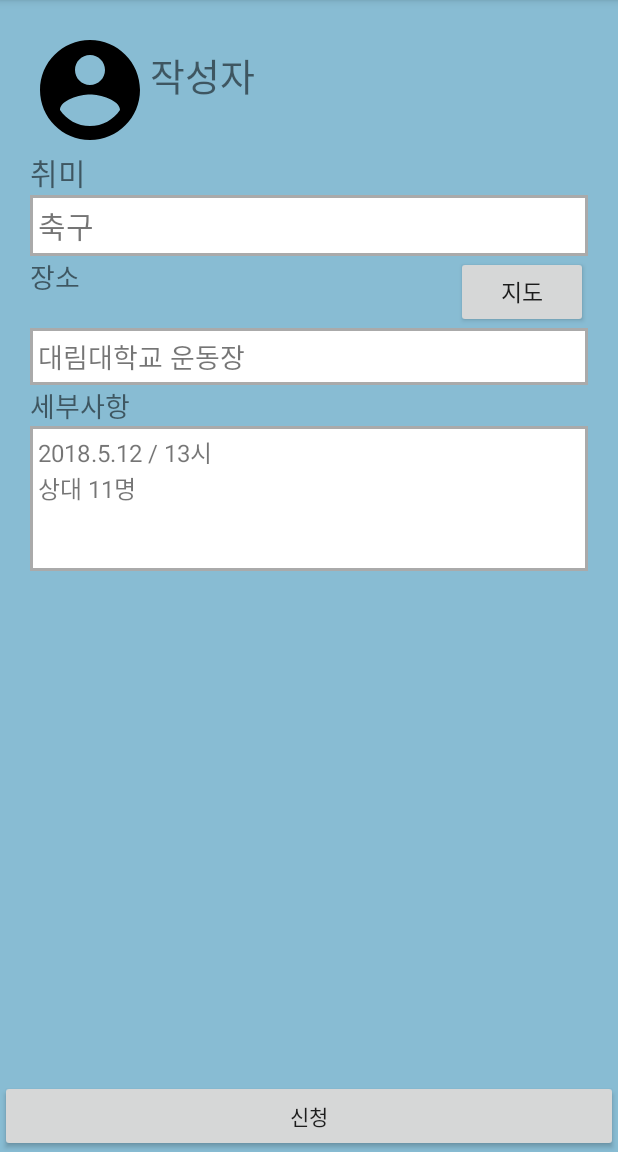
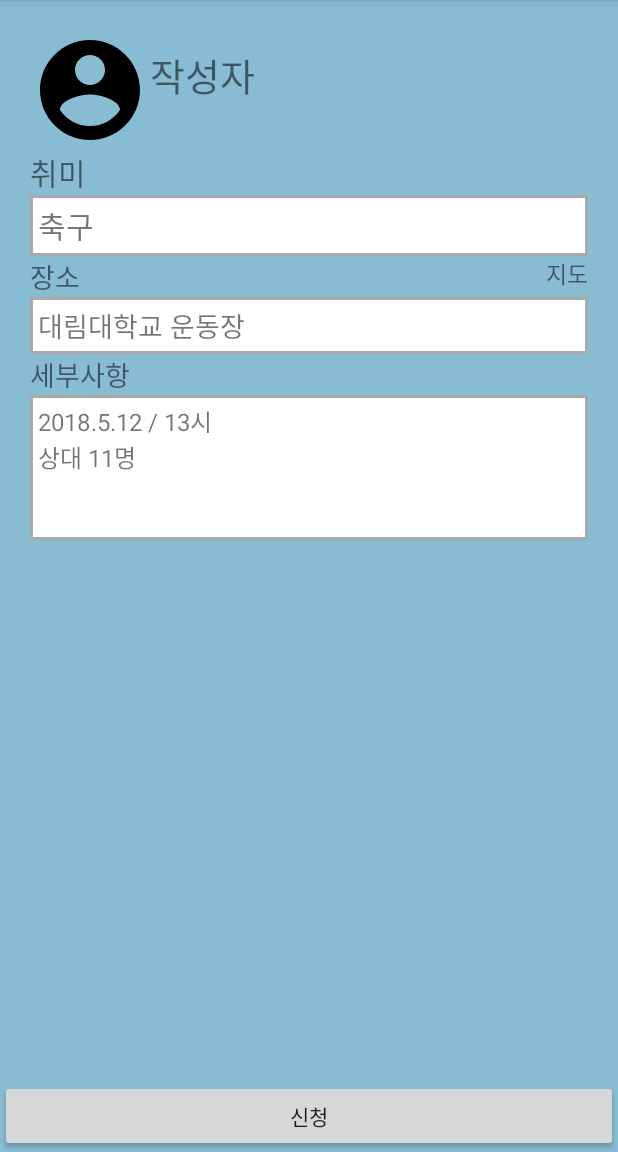
Before and after one commit to rkek9501/Topping, an Android app: the ContentActivity screen opened directly, with no data from a screen before it, on a phone screen of 412 x 824 dp, the part 84-1236 px from its top. Run offline under Robolectric (Android 15) with nearby library versions, the light colour scheme and no system bars; our stand-ins replace Firebase (no records; nobody signed in at launch, a user with empty details on screens opened directly).

Commit message:
지도 텍스트뷰로 수정

```diff
--- a/app/src/main/res/layout/activity_content.xml
+++ b/app/src/main/res/layout/activity_content.xml
@@ -60,7 +60,7 @@
                 android:layout_width="80dp"
                 android:layout_height="wrap_content" />
 
-            <Button
+            <TextView
                 android:layout_width="wrap_content"
                 android:layout_height="wrap_content"
                 android:layout_alignParentRight="true"
```
